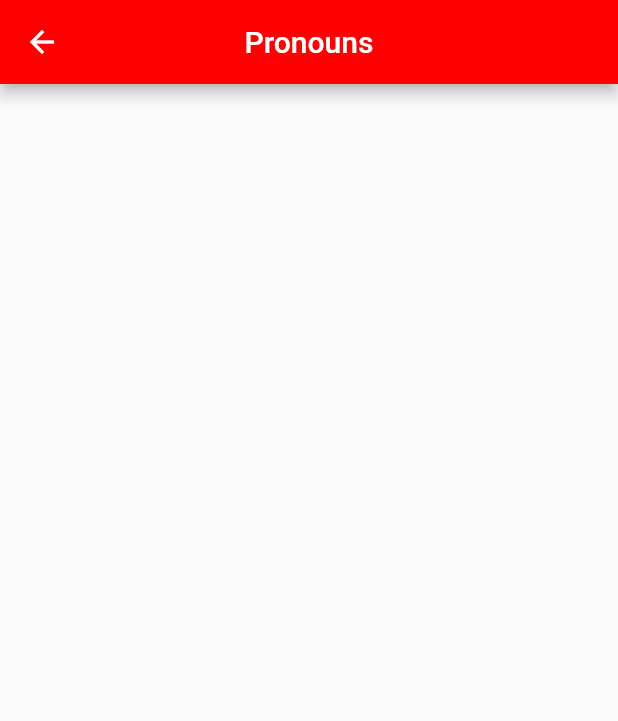
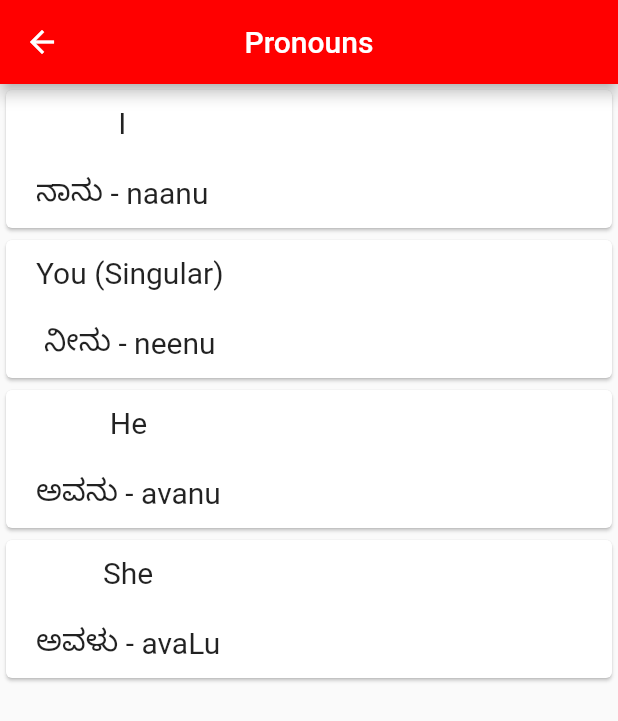
Before and after one commit to PrajwalMReddy/KannadaDisco, a Flutter app: the PronounResourcePage screen opened by its route, on a phone screen of 412 x 824 dp. Shown: the top 721 px of the screen. Run offline on Flutter 3.47's test engine with Material 2 defaults, Android fonts, the phone set to English and light mode, and no system bars.

Commit message:
Make The First Draft Of A Resource Page

```diff
--- a/lib/screen/resources/pronoun_resource_page.dart
+++ b/lib/screen/resources/pronoun_resource_page.dart
@@ -13,6 +13,55 @@ class PronounResourcePage extends StatelessWidget {
         centerTitle: true,
         backgroundColor: kannadaRed,
       ),
+      body: Column(
+        children: const [
+          WordPair(english: "I", kannada: "ನಾನು", transliteration: "naanu",),
+          WordPair(english: "You (Singular)", kannada: "ನೀನು", transliteration: "neenu",),
+          WordPair(english: "He", kannada: "ಅವನು", transliteration: "avanu",),
+          WordPair(english: "She", kannada: "ಅವಳು", transliteration: "avaLu",),
+        ],
+      ),
     );
   }
 }
+
+class WordPair extends StatelessWidget {
+  final String english;
+  final String kannada;
+  final String transliteration;
+
+  const WordPair({Key? key, required this.english, required this.kannada, required this.transliteration}) : super(key: key);
+
+  @override
+  Widget build(BuildContext context) {
+    return Container(
+      height: 100.0,
+      width: MediaQuery.of(context).size.width,
+      child: Card(
+        child: Padding(
+          padding: const EdgeInsets.fromLTRB(20.0, 10.0, 0.0, 10.0),
+          child: Align(
+            alignment: Alignment.topLeft,
+            child: Column(
+              children: [
+                Text(
+                  english,
+                  style: const TextStyle(
+                    fontSize: 20.0,
+                  ),
+                ),
+                const Spacer(),
+                Text(
+                  kannada + " - " + transliteration,
+                  style: const TextStyle(
+                    fontSize: 20.0,
+                  ),
+                ),
+              ],
+            ),
+          ),
+        ),
+      ),
+    );
+  }
+}
```
